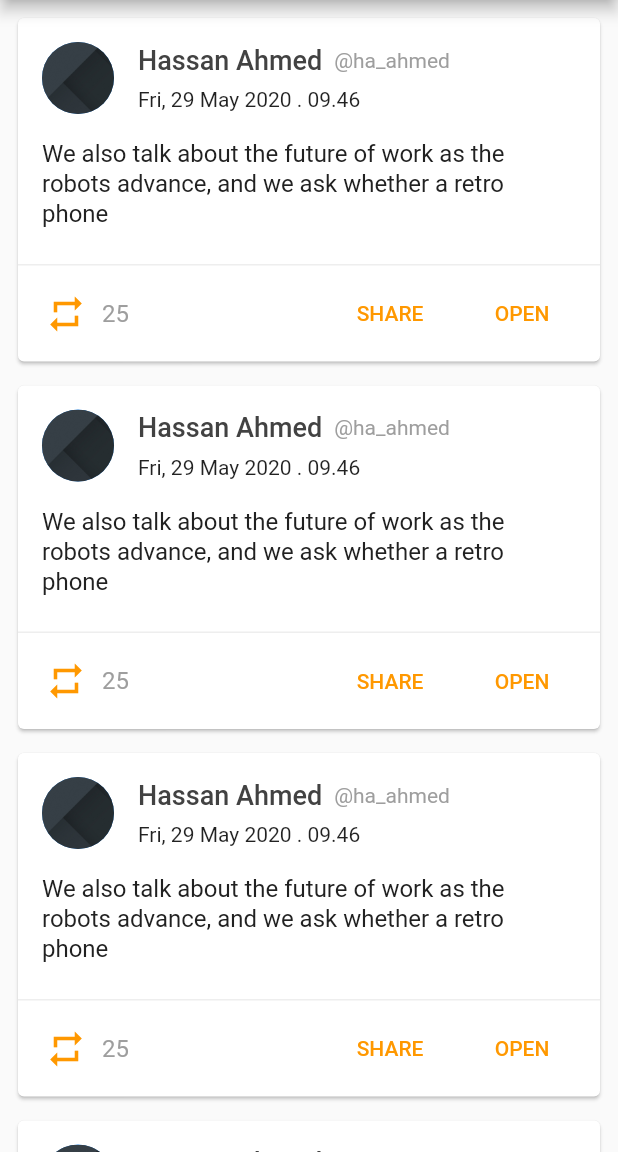
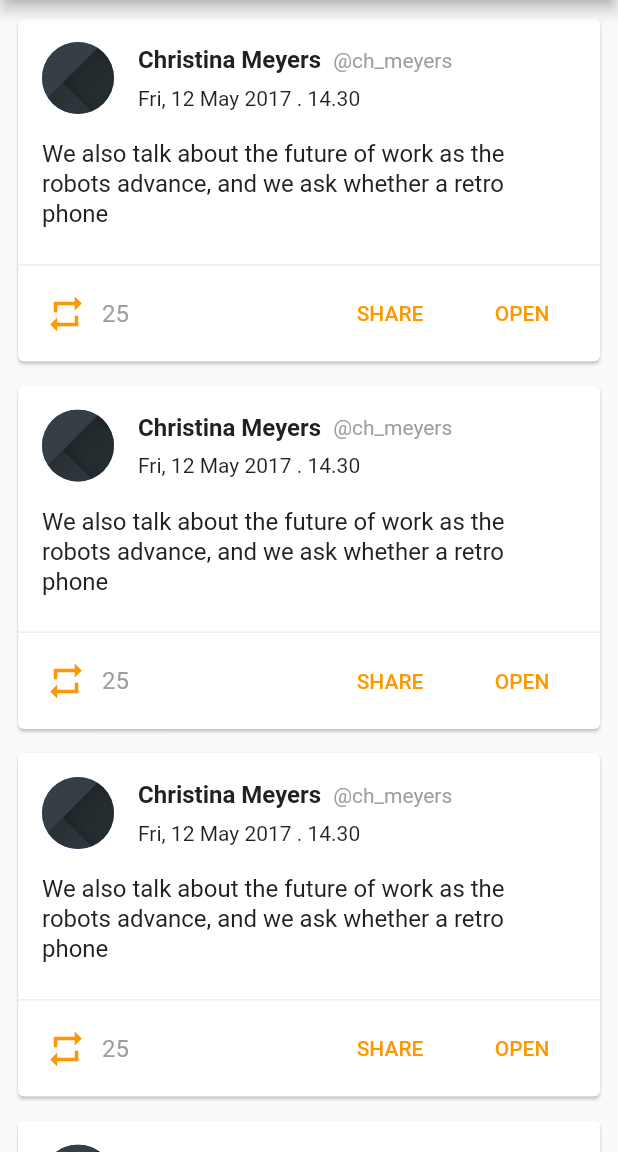
Before and after one commit to hassanabdellatif/newsapp, a Flutter app: the TwitterFeed screen opened directly, on a phone screen of 412 x 824 dp, the part 84-1236 px from its top. Run offline on Flutter 3.47's test engine with Material 2 defaults, Android fonts, the phone set to English and light mode, and no system bars; our stand-ins replace shared_preferences, timeago; missing offline and left inert: page_view_indicator; accounts and stored records are empty.

Commit message:
Change instagram and twitter feed again

```diff
--- a/lib/screens/instagram_feed.dart
+++ b/lib/screens/instagram_feed.dart
@@ -64,7 +64,7 @@ class _InstagramFeedState extends State<InstagramFeed> {
               crossAxisAlignment: CrossAxisAlignment.start,
               children: [
                 Text(
-                  "Hassan Ahmed",
+                  "Christina Meyers",
                   style: TextStyle(
                     color: Colors.grey.shade900,
                     fontSize: 16,
@@ -74,7 +74,7 @@ class _InstagramFeedState extends State<InstagramFeed> {
                 SizedBox(
                   height: 8,
                 ),
-                Text('Fri, 29 May 2020 . 09.30'),
+                Text('Fri, 12 May 2017 . 14.30'),
               ],
             ),
           ],
@@ -100,7 +100,7 @@ class _InstagramFeedState extends State<InstagramFeed> {
             Transform.translate(
               offset: Offset(-10, 0),
               child: Text(
-                '29',
+                '25',
                 style: TextStyle(
                   color: Colors.grey.shade400,
                   fontSize: 16,
@@ -172,7 +172,7 @@ class _InstagramFeedState extends State<InstagramFeed> {
         FlatButton(
           onPressed: () {},
           child: Text(
-            '20 COMMENTS',
+            '10 COMMENTS',
             style: _hashTagStyle,
           ),
         ),
--- a/lib/screens/twitter_feed.dart
+++ b/lib/screens/twitter_feed.dart
@@ -59,18 +59,18 @@ class _TwitterFeedState extends State<TwitterFeed> {
             Row(
               children: [
                 Text(
-                  "Hassan Ahmed",
+                  "Christina Meyers",
                   style: TextStyle(
-                    color: Colors.grey.shade800,
-                    fontSize: 18,
-                    fontWeight: FontWeight.w500,
+                    color: Colors.grey.shade900,
+                    fontSize: 16,
+                    fontWeight: FontWeight.w600,
                   ),
                 ),
                 SizedBox(
                   width: 8,
                 ),
                 Text(
-                  "@ha_ahmed",
+                  "@ch_meyers",
                   style: TextStyle(color: Colors.grey),
                 ),
               ],
@@ -78,7 +78,7 @@ class _TwitterFeedState extends State<TwitterFeed> {
             SizedBox(
               height: 8,
             ),
-            Text('Fri, 29 May 2020 . 09.46'),
+            Text('Fri, 12 May 2017 . 14.30'),
           ],
         )
       ],
```
